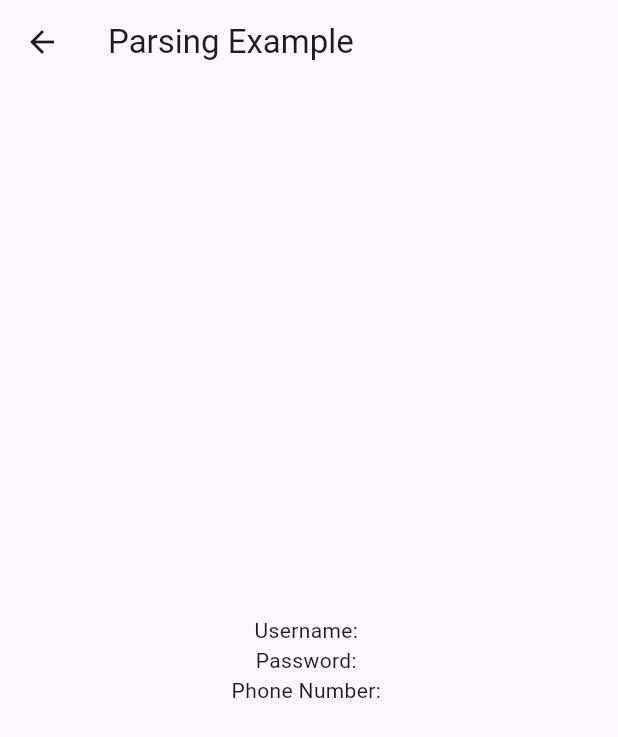
After one commit to hrd-24/mobileApps, a Flutter app: the TesScreen screen opened directly, after a tap on "Submit", on a phone screen of 412 x 824 dp. The commit adds this screen. Shown: the top 737 px of the screen. Run offline on Flutter 3.47's test engine with Material 3 defaults, Android fonts, the phone set to English and light mode, and no system bars.

Commit message:
pembaruan parsing

```diff
--- a/lib/bottom.dart
+++ b/lib/bottom.dart
@@ -4,6 +4,7 @@ import 'package:ppkd_aps/bussines/stack/stack_screen.dart';
 import 'package:ppkd_aps/grid/gridView.dart';
 import 'package:ppkd_aps/home%20copy/home.dart';
 import 'package:ppkd_aps/school/schoolModel.dart';
+import 'package:ppkd_aps/tes/tes.dart';
 
 // void main() => runApp(const BottomNavigationBarExampleApp());
 
@@ -34,6 +35,7 @@ class _BottomNavigationBarExampleState
     SchoolScreen(), // Reference the SchoolScreen widget
     StackScreen(), // Reference the StackScreen widget
     GridScreen(), // Reference the GridScreen widget
+    TesScreen(), // Reference the GridScreen widget
   ];
 
   void _onItemTapped(int index) {
@@ -54,6 +56,7 @@ class _BottomNavigationBarExampleState
           BottomNavigationBarItem(icon: Icon(Icons.school), label: 'School'),
           BottomNavigationBarItem(icon: Icon(Icons.table_bar), label: 'Stack'),
           BottomNavigationBarItem(icon: Icon(Icons.grid_3x3), label: 'School'),
+          BottomNavigationBarItem(icon: Icon(Icons.android), label: 'Tes Page'),
         ],
         currentIndex: _selectedIndex,
         selectedItemColor: Colors.amber[800],
--- a/lib/main.dart
+++ b/lib/main.dart
@@ -1,7 +1,7 @@
 import 'package:flutter/material.dart';
 import 'package:flutter/services.dart';
 import 'package:ppkd_aps/bottom.dart';
-import 'package:ppkd_aps/buttonLogin/create.dart';
+import 'package:ppkd_aps/createLogin/create.dart';
 // import 'package:ppkd_aps/home/hello_world.dart';
 
 void main() {
--- /dev/null
+++ b/lib/tes/tes.dart
@@ -0,0 +1,158 @@
+import 'package:flutter/material.dart';
+import 'package:ppkd_aps/tes/tesParsing.dart';
+
+class TesScreen extends StatelessWidget {
+  final TextEditingController _usernameController = TextEditingController();
+  final TextEditingController _passwordController = TextEditingController();
+  final TextEditingController _phoneNumberController = TextEditingController();
+
+  @override
+  Widget build(BuildContext context) {
+    return Scaffold(
+      appBar: AppBar(
+        title: const Text('Grid Screen'),
+        backgroundColor: Colors.grey,
+      ),
+      body: Stack(
+        children: [
+          Container(
+            decoration: BoxDecoration(
+              image: DecorationImage(
+                image: AssetImage("assets/images/bg_dark.jpg"),
+                fit: BoxFit.cover,
+              ),
+            ),
+          ),
+          SingleChildScrollView(
+              child: Column(
+            crossAxisAlignment: CrossAxisAlignment.start,
+            children: [
+              // Row for icons (Home, Star, and Settings)
+              SingleChildScrollView(
+              scrollDirection: Axis.horizontal,
+              child: Row(
+                mainAxisAlignment: MainAxisAlignment.center,
+                children: [
+                // IconButton for Star (No data passed, only navigation)
+                Icon(Icons.home, size: 100, color: Colors.yellow),
+                // IconButton for Star (No data passed, only navigation)
+                Icon(Icons.star, size: 100, color: Colors.yellow),
+                // IconButton for Settings (No data passed, only navigation)
+                Icon(Icons.settings, size: 100, color: Colors.yellow),
+                ],
+              ),
+              ),
+              SizedBox(height: 20), // Add space between Row and Column
+              // Column to collect user input
+              Column(
+              children: <Widget>[
+                TextField(
+                controller: _usernameController,
+                decoration: InputDecoration(
+                  labelText: 'Username',
+                  filled: true,
+                  fillColor: Colors.white,
+                ),
+                ),
+                TextField(
+                controller: _passwordController,
+                decoration: InputDecoration(
+                  labelText: 'Password',
+                  filled: true,
+                  fillColor: Colors.white,
+                ),
+                obscureText: true,
+                ),
+                TextField(
+                controller: _phoneNumberController,
+                decoration: InputDecoration(
+                  labelText: 'Phone Number',
+                  filled: true,
+                  fillColor: Colors.white,
+                ),
+                keyboardType: TextInputType.phone,
+                ),
+                SizedBox(height: 20),
+
+                // Submit Button (Only this button will pass data)
+                ElevatedButton(
+                onPressed: () {
+                  String username = _usernameController.text;
+                  String password = _passwordController.text;
+                  String phoneNumber = _phoneNumberController.text;
+
+                  // Navigate to Parsing screen and pass the data
+                  Navigator.push(
+                  context,
+                  MaterialPageRoute(
+                    builder: (context) => Parsing(
+                    username: username,
+                    password: password,
+                    phoneNumber: phoneNumber,
+                    ),
+                  ),
+                  );
+                },
+                child: Text("Submit"),
+                ),
+              ],
+              ),
+
+              SingleChildScrollView(
+              scrollDirection: Axis.horizontal,
+              child: Row(
+                mainAxisAlignment: MainAxisAlignment.center,
+                children: [
+                // IconButton for Star (No data passed, only navigation)
+                Icon(Icons.home, size: 100, color: Colors.yellow),
+                // IconButton for Star (No data passed, only navigation)
+                Icon(Icons.star, size: 100, color: Colors.yellow),
+                // IconButton for Settings (No data passed, only navigation)
+                Icon(
+                  Icons.one_k,
+                  size: 100,
+                  color: Colors.yellow,
+                ), // IconButton for Settings (No data passed, only navigation)
+                Icon(
+                  Icons.web,
+                  size: 100,
+                  color: Colors.yellow,
+                ), // IconButton for Settings (No data passed, only navigation)
+                Icon(
+                  Icons.safety_check,
+                  size: 100,
+                  color: Colors.yellow,
+                ), // IconButton for Settings (No data passed, only navigation)
+                Icon(
+                  Icons.face,
+                  size: 100,
+                  color: Colors.yellow,
+                ), // IconButton for Settings (No data passed, only navigation)
+                Icon(
+                  Icons.baby_changing_station,
+                  size: 100,
+                  color: Colors.yellow,
+                ), // IconButton for Settings (No data passed, only navigation)
+                Icon(
+                  Icons.gpp_good,
+                  size: 100,
+                  color: Colors.yellow,
+                ), // IconButton for Settings (No data passed, only navigation)
+                Icon(
+                  Icons.assist_walker,
+                  size: 100,
+                  color: Colors.yellow,
+                ), // IconButton for Settings (No data passed, only navigation)
+                Icon(Icons.settings, size: 100, color: Colors.yellow),
+                ],
+              ),
+              ),
+            ],
+          ),
+          )
+
+        ],
+      ),
+    );
+  }
+}
--- /dev/null
+++ b/lib/tes/tesParsing.dart
@@ -0,0 +1,29 @@
+import 'package:flutter/material.dart';
+
+class Parsing extends StatelessWidget {
+  final String username;
+  final String password;
+  final String phoneNumber;
+
+  // Constructor to receive data
+  Parsing({required this.username, required this.password, required this.phoneNumber});
+
+  @override
+  Widget build(BuildContext context) {
+    return Scaffold(
+      appBar: AppBar(
+        title: Text('Parsing Example'),
+      ),
+      body: Center(
+        child: Column(
+          mainAxisAlignment: MainAxisAlignment.center,
+          children: [
+            Text('Username: $username'),
+            Text('Password: $password'),
+            Text('Phone Number: $phoneNumber'),
+          ],
+        ),
+      ),
+    );
+  }
+}
```
Also changed, not shown: lib/createLogin/create.dart (renamed from lib/buttonLogin/create.dart).
